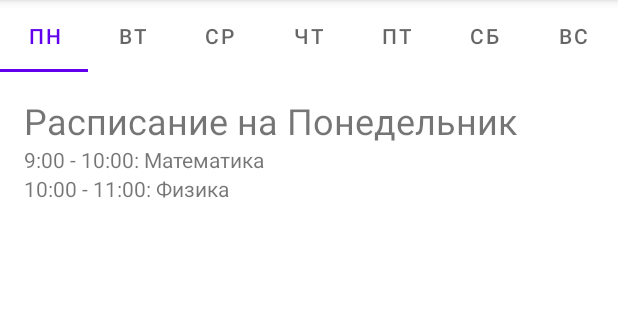
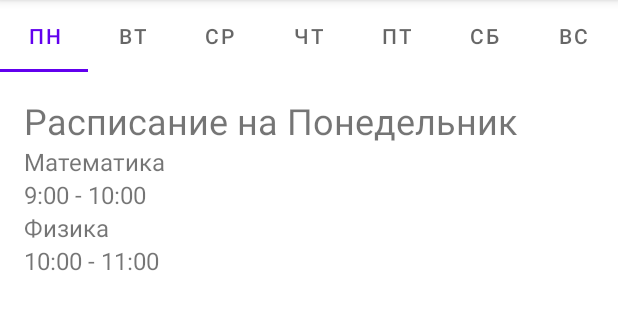
Before and after one commit to Nia447/schedule-hits-2023, an Android app: the MondayFragment screen opened directly, with no data from a screen before it, on a phone screen of 412 x 824 dp, the part 84-414 px from its top. Run offline under Robolectric (Android 15) with nearby library versions, the phone set to English and light mode, and no system bars.

Commit message:
Fineshed ficha
add final fich

```diff
--- a/app/src/main/java/com/example/schedule/MondayFragment.java
+++ b/app/src/main/java/com/example/schedule/MondayFragment.java
@@ -7,6 +7,7 @@ import androidx.fragment.app.Fragment;
 import android.view.LayoutInflater;
 import android.view.View;
 import android.view.ViewGroup;
+import android.widget.TextView;
 
 /**
  * A simple {@link Fragment} subclass.
@@ -15,50 +16,28 @@ import android.view.ViewGroup;
  */
 public class MondayFragment extends Fragment {
 
-    // TODO: Rename parameter arguments, choose names that match
-    // the fragment initialization parameters, e.g. ARG_ITEM_NUMBER
-    private static final String ARG_PARAM1 = "param1";
-    private static final String ARG_PARAM2 = "param2";
-
-    // TODO: Rename and change types of parameters
-    private String mParam1;
-    private String mParam2;
-
     public MondayFragment() {
         // Required empty public constructor
-    }
-
-    /**
-     * Use this factory method to create a new instance of
-     * this fragment using the provided parameters.
-     *
-     * @param param1 Parameter 1.
-     * @param param2 Parameter 2.
-     * @return A new instance of fragment MondayFragment.
-     */
-    // TODO: Rename and change types and number of parameters
-    public static MondayFragment newInstance(String param1, String param2) {
-        MondayFragment fragment = new MondayFragment();
-        Bundle args = new Bundle();
-        args.putString(ARG_PARAM1, param1);
-        args.putString(ARG_PARAM2, param2);
-        fragment.setArguments(args);
-        return fragment;
-    }
-
-    @Override
-    public void onCreate(Bundle savedInstanceState) {
-        super.onCreate(savedInstanceState);
-        if (getArguments() != null) {
-            mParam1 = getArguments().getString(ARG_PARAM1);
-            mParam2 = getArguments().getString(ARG_PARAM2);
-        }
     }
 
     @Override
     public View onCreateView(LayoutInflater inflater, ViewGroup container,
                              Bundle savedInstanceState) {
-        // Inflate the layout for this fragment
-        return inflater.inflate(R.layout.fragment_monday, container, false);
+
+        View view = inflater.inflate(R.layout.fragment_monday, container, false);
+
+
+        TextView subject1 = view.findViewById(R.id.subject1);
+        subject1.setText("Математика");
+        TextView time1 = view.findViewById(R.id.time1);
+        time1.setText("9:00 - 10:00");
+
+        TextView subject2 = view.findViewById(R.id.subject2);
+        subject2.setText("Физика");
+        TextView time2 = view.findViewById(R.id.time2);
+        time2.setText("10:00 - 11:00");
+
+
+        return view;
     }
 }
--- a/app/src/main/java/com/example/schedule/userchoise.kt
+++ b/app/src/main/java/com/example/schedule/userchoise.kt
@@ -11,7 +11,7 @@ class userchoise : AppCompatActivity() {
         setContentView(R.layout.activity_userchoise)
     }
     public fun studentact(view: View){
-        val studentInt = Intent(this,DayActivity::class.java)
+        val studentInt = Intent(this,MainActivity::class.java)
         startActivity(studentInt)
 
     }
--- a/app/src/main/res/layout/fragment_monday.xml
+++ b/app/src/main/res/layout/fragment_monday.xml
@@ -6,7 +6,8 @@
     tools:context=".MondayFragment">
 
     <!-- TODO: Update blank fragment layout -->
-    <LinearLayout
+    <LinearLayout xmlns:android="http://schemas.android.com/apk/res/android"
+        android:id="@+id/monday_layout"
         android:layout_width="match_parent"
         android:layout_height="match_parent"
         android:orientation="vertical"
@@ -19,14 +20,29 @@
             android:textSize="24sp" />
 
         <TextView
+            android:id="@+id/subject1"
             android:layout_width="match_parent"
             android:layout_height="wrap_content"
-        android:text="9:00 - 10:00: Математика" />
+            android:textSize="16sp" />
 
         <TextView
+            android:id="@+id/time1"
             android:layout_width="match_parent"
             android:layout_height="wrap_content"
-        android:text="10:00 - 11:00: Физика" />
+            android:textSize="16sp" />
+
+        <TextView
+            android:id="@+id/subject2"
+            android:layout_width="match_parent"
+            android:layout_height="wrap_content"
+            android:textSize="16sp" />
+
+        <TextView
+            android:id="@+id/time2"
+            android:layout_width="match_parent"
+            android:layout_height="wrap_content"
+            android:textSize="16sp" />
+
     </LinearLayout>
 
 </FrameLayout>
```
Lines whose indentation alone changed are shown as unchanged.
